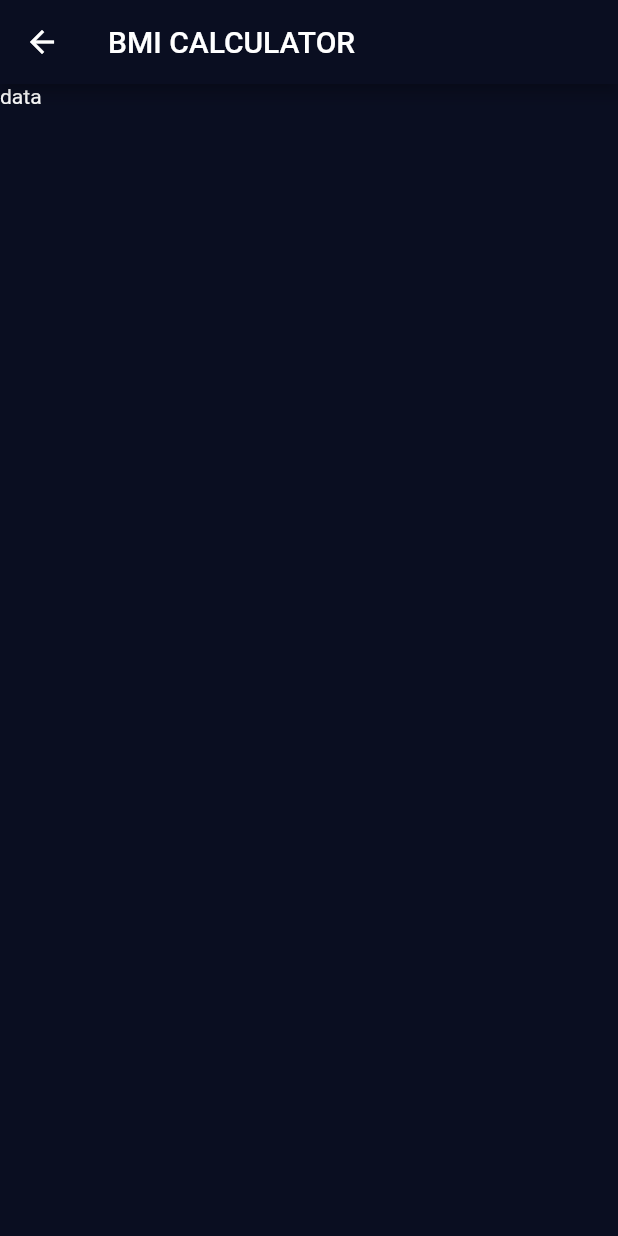
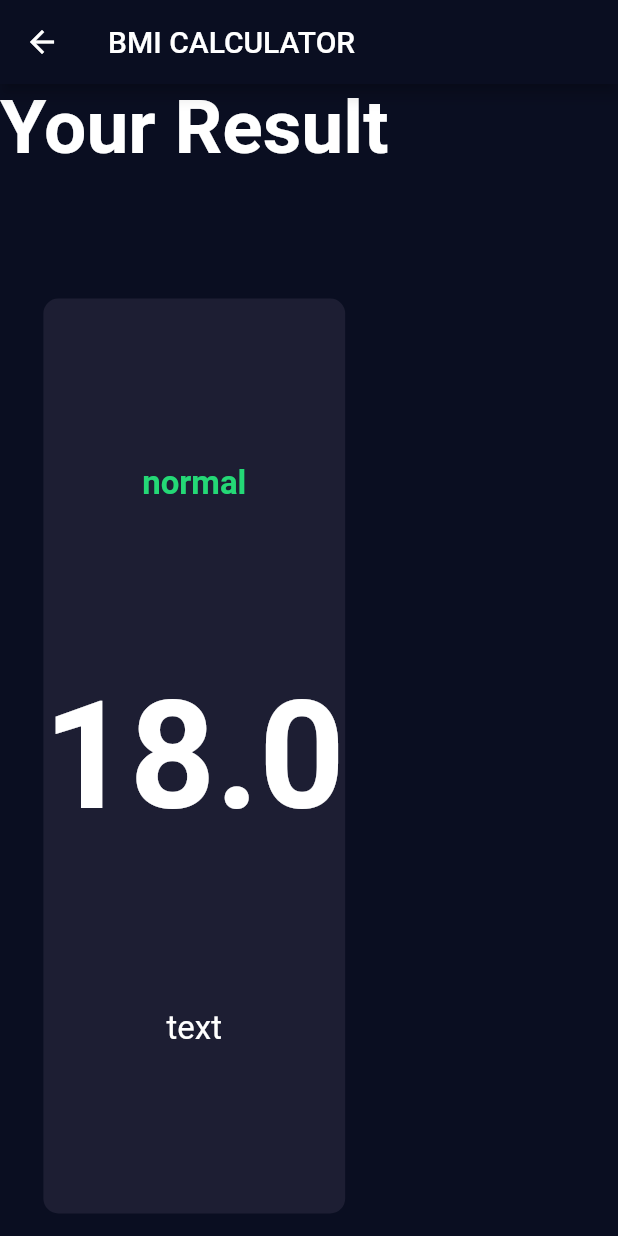
Before and after one commit to juriaCardozo/BMI-calculator, a Flutter app: the screen it shows after launch, after a tap on "CALCULATE", on a phone screen of 412 x 824 dp. Run offline on Flutter 3.47's test engine with Material 2 defaults, Android fonts, the phone set to English and light mode, and no system bars; our stand-ins replace font_awesome_flutter.

Commit message:
Bottom Button abstracted

```diff
--- /dev/null
+++ b/lib/bottom_button.dart
@@ -0,0 +1,29 @@
+import 'package:flutter/material.dart';
+import 'constants.dart';
+
+class BottomButton extends StatelessWidget {
+  BottomButton({required this.buttonTitle, required this.onTap});
+
+  final VoidCallback onTap;
+  final String buttonTitle;
+
+  @override
+  Widget build(BuildContext context) {
+    return GestureDetector(
+      onTap: onTap,
+      child: Container(
+        child: Center(
+          child: Text(
+            buttonTitle,
+            style: kLargeButtonTextStyle,
+          ),
+        ),
+        color: kBottomContainerColour,
+        margin: EdgeInsets.only(top: 10),
+        padding: EdgeInsets.only(bottom: 20.0),
+        width: double.infinity,
+        height: kBottomContainerHeight,
+      ),
+    );
+  }
+}
--- a/lib/constants.dart
+++ b/lib/constants.dart
@@ -13,3 +13,25 @@ const kLabelTextStyle = TextStyle(
 );
 
 const kNumberTextStyle = TextStyle(fontSize: 50.0, fontWeight: FontWeight.w900);
+
+const kLargeButtonTextStyle = TextStyle(
+  fontSize: 25.0,
+  fontWeight: FontWeight.bold,
+);
+
+const kTitleTextStyle = TextStyle(
+  fontSize: 50.0,
+  fontWeight: FontWeight.bold,
+);
+
+const kResultsTextStyle = TextStyle(
+  color: Color(0xFF24D876),
+  fontSize: 22.0,
+  fontWeight: FontWeight.bold,
+);
+
+const kBMITextStyle = TextStyle(
+  fontSize: 100.0,
+  fontWeight: FontWeight.bold,
+);
+const kBodyTextStyle = TextStyle(fontSize: 22.0);
--- a/lib/input_page.dart
+++ b/lib/input_page.dart
@@ -1,6 +1,7 @@
 import 'package:bmi_calculator_app/results_page.dart';
 import 'package:flutter/material.dart';
 import 'package:font_awesome_flutter/font_awesome_flutter.dart';
+import 'bottom_button.dart';
 import 'icon_content.dart';
 import 'reusable_card.dart';
 import 'constants.dart';
@@ -201,7 +202,8 @@ class _InputPageState extends State<InputPage> {
             ),
           ]),
         ),
-        GestureDetector(
+        BottomButton(
+          buttonTitle: 'CALCULATE',
           onTap: () {
             Navigator.push(
               context,
@@ -210,13 +212,6 @@ class _InputPageState extends State<InputPage> {
               ),
             );
           },
-          child: Container(
-            child: Text('CALCULATE'),
-            color: kBottomContainerColour,
-            margin: EdgeInsets.only(top: 10),
-            width: double.infinity,
-            height: kBottomContainerHeight,
-          ),
         ),
       ]),
     );
--- a/lib/results_page.dart
+++ b/lib/results_page.dart
@@ -1,4 +1,6 @@
+import 'package:bmi_calculator_app/reusable_card.dart';
 import 'package:flutter/material.dart';
+import 'constants.dart';
 
 class ResultsPage extends StatelessWidget {
   const ResultsPage({Key? key}) : super(key: key);
@@ -9,7 +11,41 @@ class ResultsPage extends StatelessWidget {
       appBar: AppBar(
         title: Text('BMI CALCULATOR'),
       ),
-      body: Text('data'),
+      body: Column(
+        mainAxisAlignment: MainAxisAlignment.spaceEvenly,
+        children: [
+          Expanded(
+            child: Container(
+              child: Text(
+                'Your Result',
+                style: kTitleTextStyle,
+              ),
+            ),
+          ),
+          Expanded(
+            flex: 5,
+            child: ReusableCard(
+              colour: kActiveCardColour,
+              cardChild: Column(
+                mainAxisAlignment: MainAxisAlignment.spaceEvenly,
+                crossAxisAlignment: CrossAxisAlignment.center,
+                children: [
+                  Text('normal', style: kResultsTextStyle),
+                  Text(
+                    '18.0',
+                    style: kBMITextStyle,
+                  ),
+                  Text(
+                    'text',
+                    style: kBodyTextStyle,
+                    textAlign: TextAlign.center,
+                  ),
+                ],
+              ),
+            ),
+          ),
+        ],
+      ),
     );
   }
 }
```
